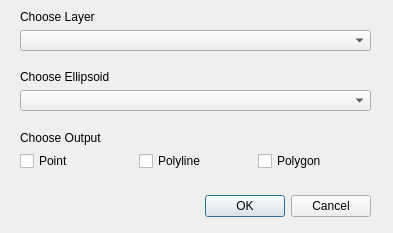
Before: the Qt Designer form geodesic_densifier_dialog_base.ui in GeoscienceAustralia/GeodesicDensifier, drawn with Qt 5.
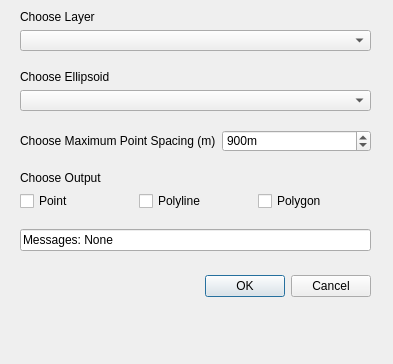
After: the same form once the commit is applied.

Commit message: added input box functionality

The edit to the form file:
```diff
--- a/geodesic_densifier_dialog_base.ui
+++ b/geodesic_densifier_dialog_base.ui
@@ -7,7 +7,7 @@
     <x>0</x>
     <y>0</y>
     <width>393</width>
-    <height>233</height>
+    <height>364</height>
    </rect>
   </property>
   <property name="windowTitle">
@@ -17,7 +17,7 @@
    <property name="geometry">
     <rect>
      <x>20</x>
-     <y>190</y>
+     <y>270</y>
      <width>351</width>
      <height>32</height>
     </rect>
@@ -77,7 +77,7 @@
    <property name="geometry">
     <rect>
      <x>20</x>
-     <y>130</y>
+     <y>170</y>
      <width>351</width>
      <height>41</height>
     </rect>
@@ -117,6 +117,57 @@
     </item>
    </layout>
   </widget>
+  <widget class="QWidget" name="verticalLayoutWidget_4">
+   <property name="geometry">
+    <rect>
+     <x>20</x>
+     <y>229</y>
+     <width>351</width>
+     <height>22</height>
+    </rect>
+   </property>
+   <layout class="QVBoxLayout" name="verticalLayout_4">
+    <item>
+     <widget class="QLineEdit" name="messageBox">
+      <property name="text">
+       <string>Messages: None</string>
+      </property>
+     </widget>
+    </item>
+   </layout>
+  </widget>
+  <widget class="QWidget" name="horizontalLayoutWidget">
+   <property name="geometry">
+    <rect>
+     <x>20</x>
+     <y>130</y>
+     <width>351</width>
+     <height>22</height>
+    </rect>
+   </property>
+   <layout class="QHBoxLayout" name="horizontalLayout_2">
+    <item>
+     <widget class="QLabel" name="spacingLabel">
+      <property name="text">
+       <string>Choose Maximum Point Spacing (m)</string>
+      </property>
+     </widget>
+    </item>
+    <item>
+     <widget class="QSpinBox" name="spacingSpinBox">
+      <property name="suffix">
+       <string>m</string>
+      </property>
+      <property name="maximum">
+       <number>5000</number>
+      </property>
+      <property name="value">
+       <number>900</number>
+      </property>
+     </widget>
+    </item>
+   </layout>
+  </widget>
  </widget>
  <resources/>
  <connections>
```
Left out of the diff: 2 changed lines with no effect on the pictures. The commit also changes 1 other file.
